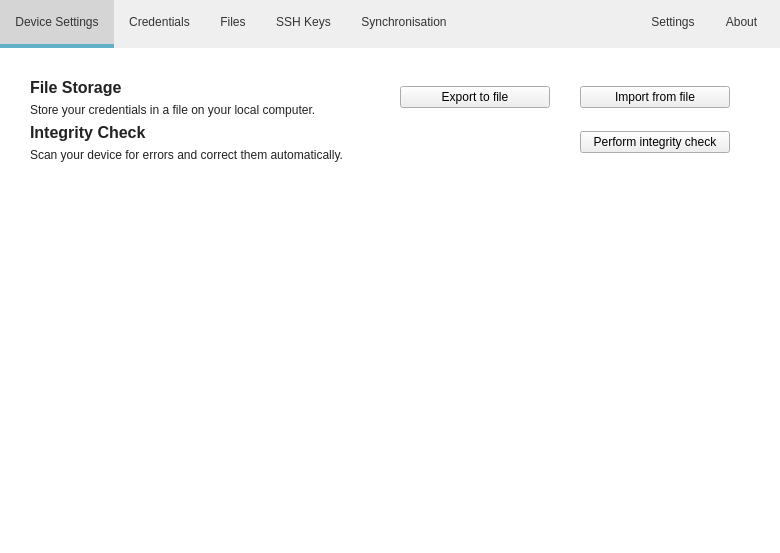
This is src/MainWindow.ui in mooltipass/moolticute as Qt 5 draws it before an edit. The edited form follows.
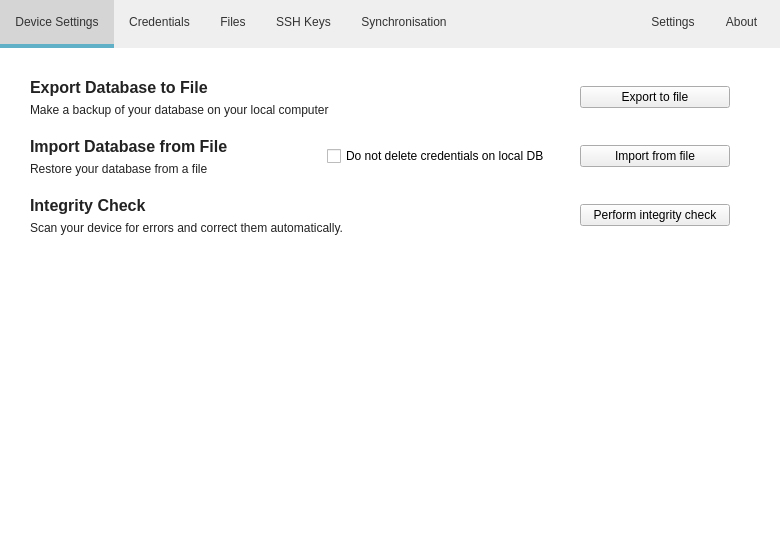
This is the edited form. The open tabs and pages were chosen to show the change. Icons and pictures are not drawn. Custom widgets are drawn as their Qt base class.

Commit message: Implement export/import in gui and websocket

```diff
--- a/src/MainWindow.ui
+++ b/src/MainWindow.ui
@@ -1060,6 +1060,9 @@
       </widget>
       <widget class="QWidget" name="pageSync">
        <layout class="QVBoxLayout" name="verticalLayout_5">
+        <property name="spacing">
+         <number>20</number>
+        </property>
         <property name="leftMargin">
          <number>30</number>
         </property>
@@ -1086,7 +1089,7 @@
                </font>
               </property>
               <property name="text">
-               <string>File Storage</string>
+               <string>Export Database to File</string>
               </property>
              </widget>
             </item>
@@ -1099,7 +1102,7 @@
                </sizepolicy>
               </property>
               <property name="text">
-               <string>Store your credentials in a file on your local computer.</string>
+               <string>Make a backup of your database on your local computer</string>
               </property>
               <property name="wordWrap">
                <bool>true</bool>
@@ -1118,6 +1121,54 @@
             </property>
             <property name="text">
              <string>Export to file</string>
+            </property>
+           </widget>
+          </item>
+         </layout>
+        </item>
+        <item>
+         <layout class="QHBoxLayout" name="horizontalLayout_12">
+          <property name="spacing">
+           <number>30</number>
+          </property>
+          <item>
+           <layout class="QVBoxLayout" name="verticalLayout_22">
+            <item>
+             <widget class="QLabel" name="label_24">
+              <property name="font">
+               <font>
+                <pointsize>12</pointsize>
+                <weight>75</weight>
+                <bold>true</bold>
+               </font>
+              </property>
+              <property name="text">
+               <string>Import Database from File</string>
+              </property>
+             </widget>
+            </item>
+            <item>
+             <widget class="QLabel" name="label_25">
+              <property name="sizePolicy">
+               <sizepolicy hsizetype="Expanding" vsizetype="Preferred">
+                <horstretch>0</horstretch>
+                <verstretch>0</verstretch>
+               </sizepolicy>
+              </property>
+              <property name="text">
+               <string>Restore your database from a file</string>
+              </property>
+              <property name="wordWrap">
+               <bool>true</bool>
+              </property>
+             </widget>
+            </item>
+           </layout>
+          </item>
+          <item>
+           <widget class="QCheckBox" name="checkBoxImport">
+            <property name="text">
+             <string>Do not delete credentials on local DB</string>
             </property>
            </widget>
           </item>
```
Left out of the diff: 2 changed lines with no effect on the pictures. The commit also changes 7 other files.
